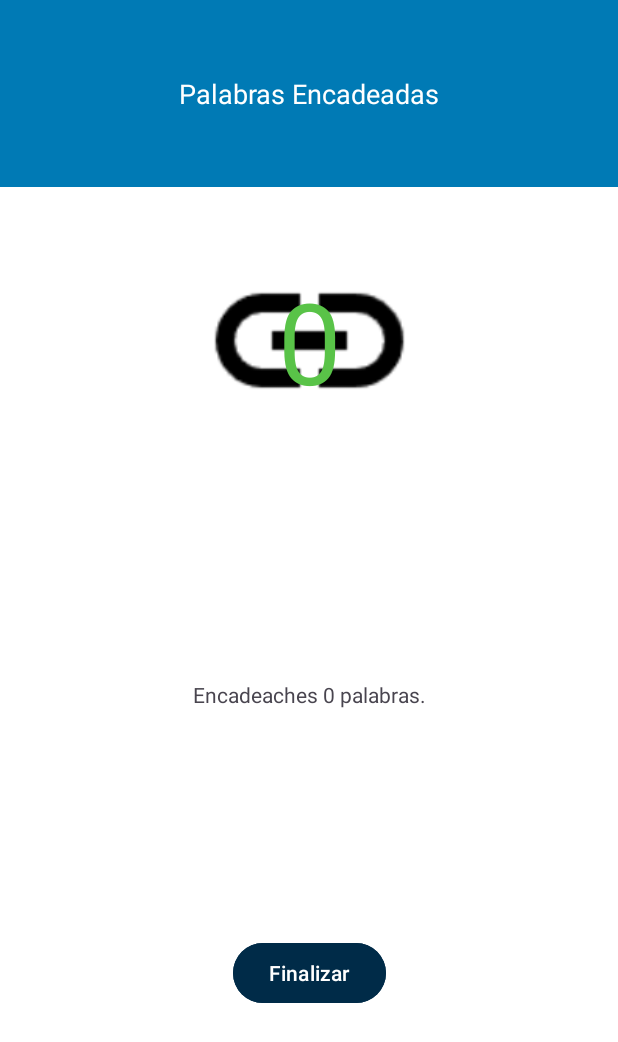
After one commit to pabloboo/Galegando21, an Android app: the PalabrasEncadeadasResultsActivity screen opened directly, with no data from a screen before it, on a phone screen of 412 x 824 dp. The commit adds this screen. Shown: the top 1042 px of the screen. Run offline under Robolectric (Android 15) with nearby library versions, the phone set to English and light mode, and no system bars.

Commit message:
Palabras Encadeadas - pantallas de inicio, resultados e estadísticas

```diff
--- a/app/src/main/java/com/galegando21/MainActivity.kt
+++ b/app/src/main/java/com/galegando21/MainActivity.kt
@@ -39,7 +39,7 @@ import com.galegando21.day16Anagramas.AnagramasInicioActivity
 import com.galegando21.day12AdivinhaPersonaxe.AdivinhaPersonaxeInicioActivity
 import com.galegando21.day03XogoPalabras.XogoPalabrasInicioActivity
 import com.galegando21.day10ExplosionDePalabras.ExplosionPalabrasInicioActivity
-import com.galegando21.day18PalabrasEncadeadas.PalabrasEncadeadasGameActivity
+import com.galegando21.day18PalabrasEncadeadas.PalabrasEncadeadasInicioActivity
 import com.galegando21.onboarding.OnboardingActivity
 import com.galegando21.utils.NUMBER_OF_DAYS
 import com.galegando21.utils.SharedPreferencesKeys
@@ -288,7 +288,7 @@ class MainActivity : AppCompatActivity() {
                 }
             }
             R.id.btnDay18 -> {
-                Intent(this@MainActivity, PalabrasEncadeadasGameActivity::class.java).also {
+                Intent(this@MainActivity, PalabrasEncadeadasInicioActivity::class.java).also {
                     startActivity(it)
                     finish()
                 }
--- a/app/src/main/java/com/galegando21/StatisticsRoadmapActivity.kt
+++ b/app/src/main/java/com/galegando21/StatisticsRoadmapActivity.kt
@@ -40,6 +40,7 @@ class StatisticsRoadmapActivity : AppCompatActivity() {
     private lateinit var anagramasScoreEasy: TextView
     private lateinit var anagramasScoreDificult: TextView
     private lateinit var probaVelocidadeScore: TextView
+    private lateinit var palabrasEncadeadasScore: TextView
     private lateinit var aforcadoScoreEasy: TextView
     private lateinit var aforcadoScoreDificult: TextView
 
@@ -90,6 +91,7 @@ class StatisticsRoadmapActivity : AppCompatActivity() {
         anagramasScoreEasy = findViewById(R.id.anagramas_statistics_easy)
         anagramasScoreDificult = findViewById(R.id.anagramas_statistics_dificult)
         probaVelocidadeScore = findViewById(R.id.proba_velocidade_statistics)
+        palabrasEncadeadasScore = findViewById(R.id.palabras_encadeadas_statistics)
         aforcadoScoreEasy = findViewById(R.id.aforcado_statistics_easy)
         aforcadoScoreDificult = findViewById(R.id.aforcado_statistics_dificult)
 
@@ -144,6 +146,8 @@ class StatisticsRoadmapActivity : AppCompatActivity() {
 
         probaVelocidadeScore.text = sharedPreferences.getInt(SharedPreferencesKeys.PROBA_VELOCIDADE_MIN_TIME, 0).toString() + " segundos"
 
+        palabrasEncadeadasScore.text = "Encadeaches " + sharedPreferences.getInt(SharedPreferencesKeys.PALABRAS_ENCADEADAS_MAX_SCORE, 0).toString() + " palabras"
+
         aforcadoScoreEasy.text = "Nivel fácil: " + sharedPreferences.getInt(SharedPreferencesKeys.AFORCADO_MAX_STREAK_EASY, 0).toString() + " acertos seguidos"
         aforcadoScoreDificult.text = "Nivel difícil: " + sharedPreferences.getInt(SharedPreferencesKeys.AFORCADO_MAX_STREAK_DIFICULT, 0).toString() + " acertos seguidos"
 
--- /dev/null
+++ b/app/src/main/java/com/galegando21/day18PalabrasEncadeadas/PalabrasEncadeadasResultsActivity.kt
@@ -0,0 +1,65 @@
+package com.galegando21.day18PalabrasEncadeadas
+
+import android.content.Intent
+import androidx.appcompat.app.AppCompatActivity
+import android.os.Bundle
+import android.util.Log
+import android.widget.Button
+import android.widget.TextView
+import com.galegando21.MainActivity
+import com.galegando21.R
+import com.galegando21.utils.SharedPreferencesKeys
+import com.galegando21.utils.setBanner
+import com.galegando21.utils.setOnBackPressed
+import com.galegando21.utils.updateCurrentStreak
+
+class PalabrasEncadeadasResultsActivity : AppCompatActivity() {
+    private lateinit var PalabrasEncadeadasCorrectAnswersResultTv : TextView
+    private lateinit var PalabrasEncadeadasResultsTv : TextView
+    private lateinit var PalabrasEncadeadasFinishButton: Button
+
+    override fun onCreate(savedInstanceState: Bundle?) {
+        super.onCreate(savedInstanceState)
+        setContentView(R.layout.activity_palabras_encadeadas_results)
+
+        PalabrasEncadeadasCorrectAnswersResultTv = findViewById(R.id.palabras_encadeadas_correct_answers_results_text_view)
+        PalabrasEncadeadasResultsTv = findViewById(R.id.palabras_encadeadas_result_tv)
+        PalabrasEncadeadasFinishButton = findViewById(R.id.palabras_encadeadas_finish_btn)
+
+        setBanner(this, R.string.palabras_encadeadas)
+
+        val score = intent.getIntExtra("PALABRAS_ENCADEADAS_SCORE", 0)
+        PalabrasEncadeadasCorrectAnswersResultTv.text = score.toString()
+        PalabrasEncadeadasResultsTv.text = "Encadeaches $score palabras."
+
+        PalabrasEncadeadasFinishButton.setOnClickListener {
+            Intent(this, MainActivity::class.java).also {
+                startActivity(it)
+                finish()
+            }
+        }
+
+        changePalabrasEncadeadasStatistics()
+
+        setOnBackPressed(this, PalabrasEncadeadasInicioActivity::class.java)
+    }
+
+    private fun changePalabrasEncadeadasStatistics() {
+        val sharedPreferences = getSharedPreferences(SharedPreferencesKeys.STATISTICS, MODE_PRIVATE)
+        val editor = sharedPreferences.edit()
+
+        var maxScore = 0
+        if (sharedPreferences.contains(SharedPreferencesKeys.PALABRAS_ENCADEADAS_MAX_SCORE)) {
+            maxScore = sharedPreferences.getInt(SharedPreferencesKeys.PALABRAS_ENCADEADAS_MAX_SCORE, 0)
+        }
+
+        val score = intent.getIntExtra("PALABRAS_ENCADEADAS_SCORE", 0)
+        if (score > maxScore) {
+            editor.putInt(SharedPreferencesKeys.PALABRAS_ENCADEADAS_MAX_SCORE, score)
+            editor.apply()
+        }
+        Log.d("PalabrasEncadeadasResultsActivity", "maxScore: ${sharedPreferences.getInt(SharedPreferencesKeys.PALABRAS_ENCADEADAS_MAX_SCORE, 0)}")
+
+        updateCurrentStreak(this)
+    }
+}
--- a/app/src/main/java/com/galegando21/utils/SharedPreferencesKeys.kt
+++ b/app/src/main/java/com/galegando21/utils/SharedPreferencesKeys.kt
@@ -44,4 +44,5 @@ object SharedPreferencesKeys {
     const val EXPLOSION_PALABRAS_MAX_SCORE_DIFICULT = "explosion_palabras_max_score_dificult"
     const val WORDLE_MAX_STREAK = "wordle_max_streak"
     const val CONEXIONS_MAX_SCORE = "conexions_max_score"
+    const val PALABRAS_ENCADEADAS_MAX_SCORE = "palabras_encadeadas_max_score"
 }
--- /dev/null
+++ b/app/src/main/res/layout/activity_palabras_encadeadas_results.xml
@@ -0,0 +1,62 @@
+<?xml version="1.0" encoding="utf-8"?>
+<androidx.constraintlayout.widget.ConstraintLayout xmlns:android="http://schemas.android.com/apk/res/android"
+    xmlns:app="http://schemas.android.com/apk/res-auto"
+    xmlns:tools="http://schemas.android.com/tools"
+    android:layout_width="match_parent"
+    android:layout_height="match_parent"
+    tools:context=".day18PalabrasEncadeadas.PalabrasEncadeadasResultsActivity">
+
+    <androidx.fragment.app.FragmentContainerView
+        android:id="@+id/bannerFragment"
+        android:name="com.galegando21.BannerFragment"
+        android:layout_width="match_parent"
+        android:layout_height="wrap_content"
+        android:layout_gravity="top"
+        app:layout_constraintTop_toTopOf="parent"/>
+
+    <ImageView
+        android:id="@+id/palabras_encadeadas_correct_answers_results_icon"
+        android:layout_width="150dp"
+        android:layout_height="150dp"
+        android:src="@drawable/palabras_encadeadas_icon"
+        app:layout_constraintBottom_toTopOf="@id/palabras_encadeadas_result_tv"
+        app:layout_constraintEnd_toEndOf="parent"
+        app:layout_constraintStart_toStartOf="parent"
+        app:layout_constraintTop_toTopOf="parent" />
+
+    <TextView
+        android:id="@+id/palabras_encadeadas_correct_answers_results_text_view"
+        android:layout_width="wrap_content"
+        android:layout_height="wrap_content"
+        android:textSize="75sp"
+        android:textColor="@color/correctGreen"
+        app:layout_constraintBottom_toBottomOf="@+id/palabras_encadeadas_correct_answers_results_icon"
+        app:layout_constraintEnd_toEndOf="@+id/palabras_encadeadas_correct_answers_results_icon"
+        app:layout_constraintStart_toStartOf="@+id/palabras_encadeadas_correct_answers_results_icon"
+        app:layout_constraintTop_toTopOf="@+id/palabras_encadeadas_correct_answers_results_icon"
+        tools:text="10" />
+
+    <TextView
+        android:id="@+id/palabras_encadeadas_result_tv"
+        android:layout_width="wrap_content"
+        android:layout_height="wrap_content"
+        app:layout_constraintBottom_toTopOf="@id/palabras_encadeadas_finish_btn"
+        app:layout_constraintEnd_toEndOf="parent"
+        app:layout_constraintStart_toStartOf="parent"
+        app:layout_constraintTop_toBottomOf="@+id/palabras_encadeadas_correct_answers_results_icon"
+        android:textAlignment="center"
+        android:layout_marginHorizontal="15dp"
+        tools:text="Encadeaches 10 palabas." />
+
+    <Button
+        android:id="@+id/palabras_encadeadas_finish_btn"
+        android:layout_width="wrap_content"
+        android:layout_height="wrap_content"
+        android:backgroundTint="@color/secondaryBlue"
+        app:layout_constraintBottom_toBottomOf="parent"
+        app:layout_constraintEnd_toEndOf="parent"
+        app:layout_constraintStart_toStartOf="parent"
+        app:layout_constraintTop_toBottomOf="@+id/palabras_encadeadas_result_tv"
+        android:text="Finalizar" />
+
+</androidx.constraintlayout.widget.ConstraintLayout>
--- a/app/src/main/res/values/strings.xml
+++ b/app/src/main/res/values/strings.xml
@@ -75,5 +75,6 @@
     <string name="xogos_suxeridos">Xogos suxeridos</string>
     <string name="axustes">Axustes</string>
     <string name="palabras_encadeadas">Palabras Encadeadas</string>
+    <string name="palabras_encadeadas_explicacion">O obxectivo de este xogo é encadear o maior número de palabras sen repetir.\n\nComezarás con unha sílaba e terás 10 segundos para escribir unha palabra que exista no diccionario e comece coas letras que aparecen no campo de texto.\n\nPor cada palabra que escribas e encadees correctamente repetirase o procedemento. Exemplo: monxa-xamon-monte.\n\nNa parte superior verás o tempo restante. A medida que o tempo se esgote a cor de fondo irá cambiando para alertarte.</string>
 
 </resources>
```
Also changed, not shown: app/src/main/AndroidManifest.xml (+7 -0 lines), app/src/main/java/com/galegando21/day18PalabrasEncadeadas/PalabrasEncadeadasGameActivity.kt (+12 -6 lines), app/src/main/java/com/galegando21/day18PalabrasEncadeadas/PalabrasEncadeadasInicioActivity.kt (added, +32 -0 lines), app/src/main/res/layout/activity_palabras_encadeadas_inicio.xml (added, +40 -0 lines), app/src/main/res/drawable/palabras_encadeadas_icon.png (added).
